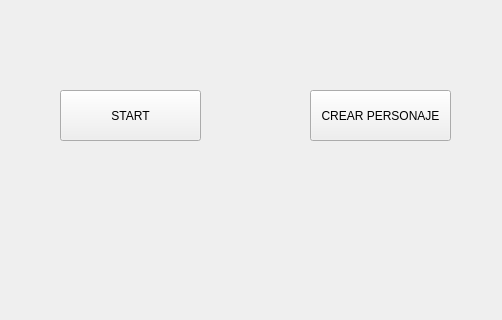
Above: src/mainwindow.ui from jdlmd/Combate_pokemon before the change; both pictures show x 140 to 642 and y 280 to 600 of the 800 by 600 pixel window. Below: the same form after it.
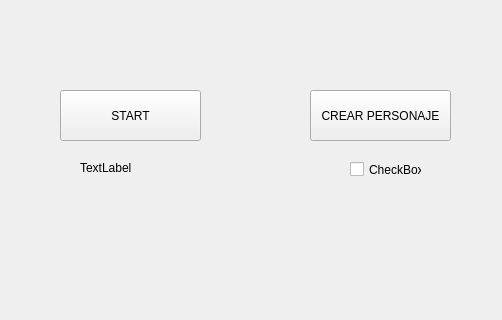
That is the form after the change. Icons and pictures are not drawn.

Commit message: Recibir datos entre ventanas añadido

```diff
--- a/src/mainwindow.ui
+++ b/src/mainwindow.ui
@@ -53,6 +53,32 @@
      <string>CREAR PERSONAJE</string>
     </property>
    </widget>
+   <widget class="QLabel" name="label_2">
+    <property name="geometry">
+     <rect>
+      <x>220</x>
+      <y>440</y>
+      <width>81</width>
+      <height>16</height>
+     </rect>
+    </property>
+    <property name="text">
+     <string>TextLabel</string>
+    </property>
+   </widget>
+   <widget class="QCheckBox" name="checkBox">
+    <property name="geometry">
+     <rect>
+      <x>490</x>
+      <y>440</y>
+      <width>72</width>
+      <height>19</height>
+     </rect>
+    </property>
+    <property name="text">
+     <string>CheckBox</string>
+    </property>
+   </widget>
   </widget>
   <widget class="QMenuBar" name="menubar">
    <property name="geometry">
```
Left out of the diff: 2 changed lines with no effect on the pictures. The commit also changes 6 other files.
